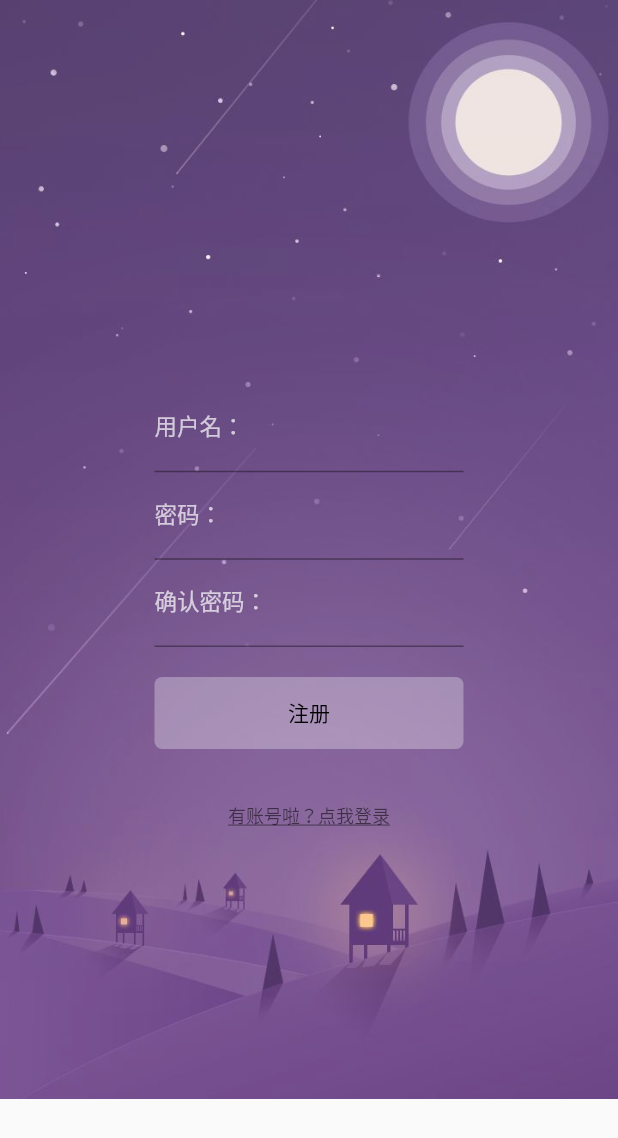
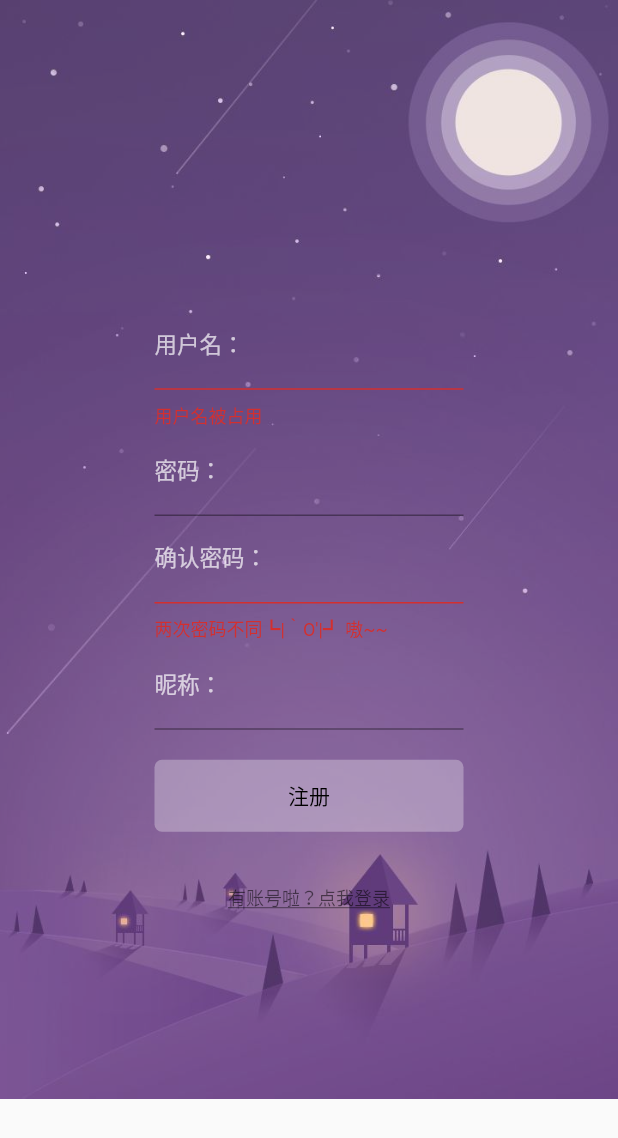
Before and after one commit to liximing1/WeChatDemo, a Flutter app: the screen it shows after launch, after a tap on "没有账号？快来注册吧", on a phone screen of 412 x 824 dp. Shown: the top 1138 px of the screen. Run offline on Flutter 3.47's test engine with Material 2 defaults, Android fonts, the phone set to English and light mode, and no system bars; our stand-ins replace firebase_analytics, firebase_database, google_sign_in; accounts and stored records are empty.

Commit message:
更新 登录注册页面，添加链接数据库验证逻辑

```diff
--- a/lib/login/registered_page.dart
+++ b/lib/login/registered_page.dart
@@ -1,15 +1,36 @@
 import 'package:flutter/material.dart';
-
+import 'package:firebase_database/firebase_database.dart';
 class RegisteredPage extends StatefulWidget{
   VoidCallback voidCallback;
-  RegisteredPage(this.voidCallback);
+
+
+  RegisteredPage(this.voidCallback,);
   @override
   State<StatefulWidget> createState() =>RegisteredPageState();
 
 }
 
 class RegisteredPageState extends State<RegisteredPage>{
-  TextEditingController _controller;
+  TextEditingController _nameController;
+  TextEditingController _passwordController;
+  TextEditingController _passwordController2;
+  TextEditingController _nickNameController;
+  DatabaseReference reference;
+  bool _usernameErr = false;
+  bool _passwordErr = false;
+
+  @override
+  void initState() {
+    // TODO: implement initState
+    super.initState();
+    _nameController = new TextEditingController();
+    _passwordController = new TextEditingController();
+    _passwordController2 = new TextEditingController();
+    _nickNameController = new TextEditingController();
+    reference = FirebaseDatabase.instance.reference().child('users');
+
+  }
+
   @override
   Widget build(BuildContext context) {
     return new Center(
@@ -20,8 +41,22 @@ class RegisteredPageState extends State<RegisteredPage>{
               new Container(
                 width: MediaQuery.of(context).size.width/2,
                 child:new TextField(
-                  controller: _controller,
-                  decoration: const InputDecoration(
+                  onSubmitted: (value){
+                    reference.child(value).once().then((DataSnapshot onValue){
+                      if(onValue.value==null){
+                        _usernameErr = true;
+                        setState(() {
+                        });
+                      }else{
+                        _usernameErr = false;
+                        setState(() {
+                        });
+                      }
+                    });
+                  },
+                  controller: _nameController,
+                  decoration:  InputDecoration(
+                    errorText: _usernameErr ? null:'用户名被占用',
                     fillColor: Colors.white,
                     labelText:'用户名：',
                     labelStyle:TextStyle(fontSize: 15.0,color: Colors.white70),
@@ -31,7 +66,7 @@ class RegisteredPageState extends State<RegisteredPage>{
               new Container(
                 width: MediaQuery.of(context).size.width/2,
                 child: new TextField(
-                  controller: _controller,
+                  controller: _passwordController,
                   decoration: InputDecoration(
                       labelText: '密码：',
                       labelStyle: TextStyle(fontSize: 15.0,color: Colors.white70)
@@ -41,9 +76,27 @@ class RegisteredPageState extends State<RegisteredPage>{
               new Container(
                 width: MediaQuery.of(context).size.width/2,
                 child: new TextField(
-                  controller: _controller,
+                  onSubmitted: (value){
+                    if(value==_passwordController.text){
+                      _passwordErr = true;
+                    }else{
+                      _passwordErr = false;
+                    }
+                  },
+                  controller:_passwordController2,
                   decoration: InputDecoration(
-                      labelText: '确认密码：',
+                    errorText: _passwordErr ? null: '两次密码不同┗|｀O′|┛ 嗷~~',
+                    labelText: '确认密码：',
+                    labelStyle: TextStyle(fontSize: 15.0,color: Colors.white70)
+                  ),
+                ),
+              ) ,
+              new Container(
+                width: MediaQuery.of(context).size.width/2,
+                child: new TextField(
+                  controller:_nickNameController,
+                  decoration: InputDecoration(
+                      labelText: '昵称：',
                       labelStyle: TextStyle(fontSize: 15.0,color: Colors.white70)
                   ),
                 ),
@@ -56,7 +109,19 @@ class RegisteredPageState extends State<RegisteredPage>{
                     borderRadius: BorderRadius.all(Radius.circular(5.0))
                 ),
                 child: new FlatButton(
-                    onPressed: null,
+                    onPressed: (_usernameErr&&_passwordErr)?(){
+                      setState(() {
+                        reference.child(_nameController.text).set({
+                          'username':_nameController.text,
+                          'password':_passwordController.text,
+                          'nickName':_nickNameController.text
+                        });
+                        _nameController.clear();
+                        _passwordController.clear();
+                        _passwordController2.clear();
+                        _nickNameController.clear();
+                      });
+                    }:null,
                     child: new Text('注册',style: new TextStyle(
                         color: Colors.black
                     ),)),
```
